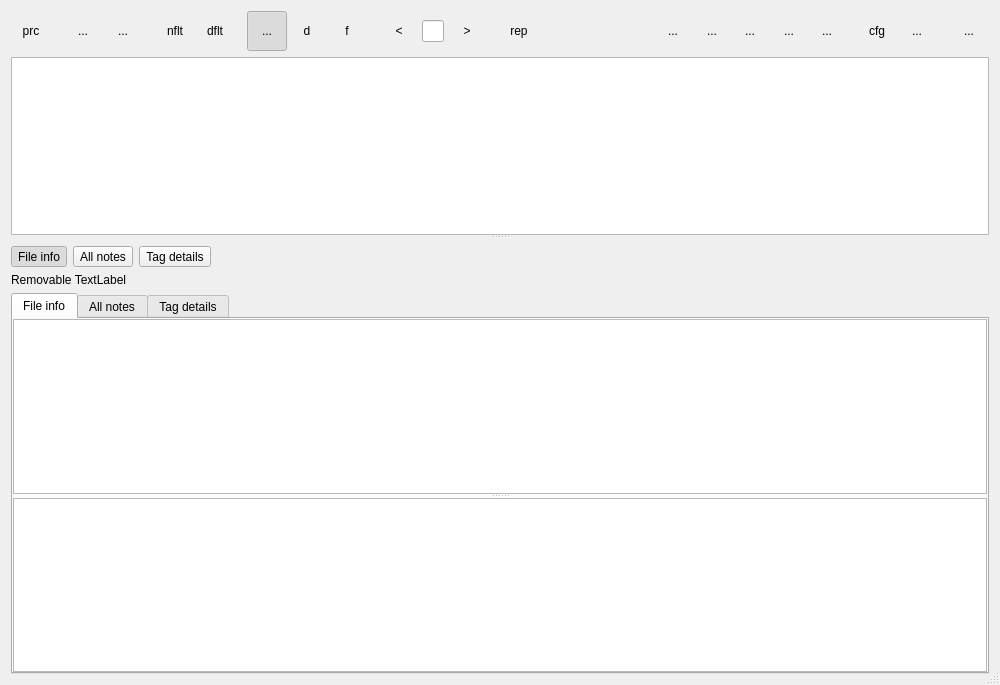
The window that mp3diags/src/MainForm.ui (frispete/mp3diags) describes before a commit, drawn with Qt 5.
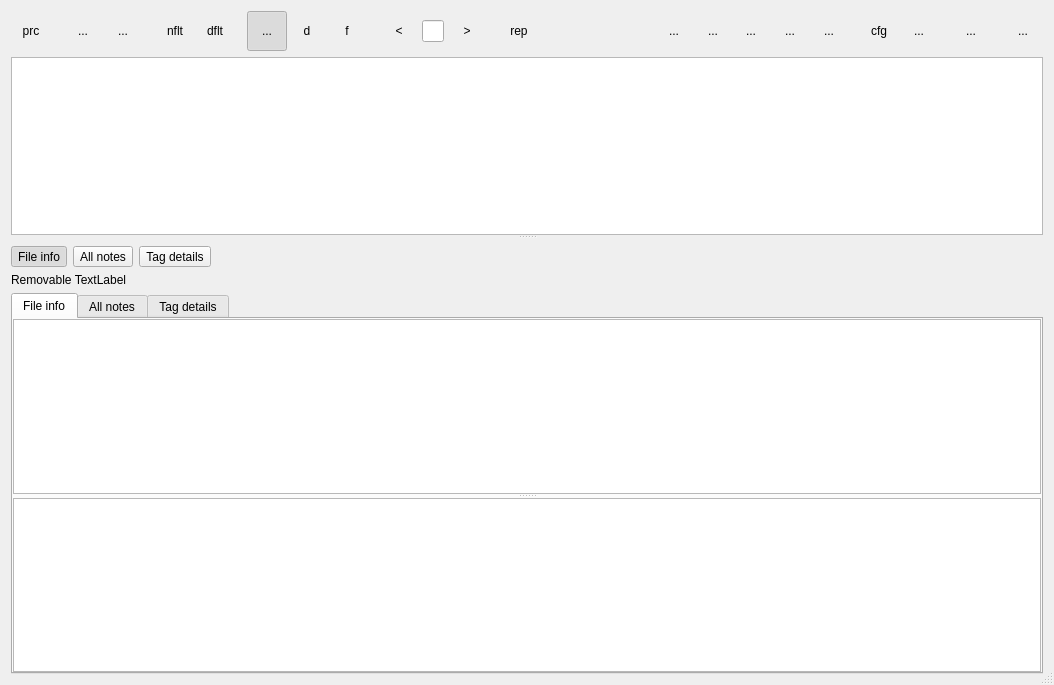
The same window after the commit. Icons and pictures are not drawn.

Commit message: Exit button in Gnome 3

```diff
--- a/mp3diags/src/MainForm.ui
+++ b/mp3diags/src/MainForm.ui
@@ -6,7 +6,7 @@
    <rect>
     <x>0</x>
     <y>0</y>
-    <width>1000</width>
+    <width>1054</width>
     <height>685</height>
    </rect>
   </property>
@@ -998,6 +998,44 @@
         </property>
        </widget>
       </item>
+      <item>
+       <widget class="QToolButton" name="m_pExitB">
+        <property name="minimumSize">
+         <size>
+          <width>40</width>
+          <height>40</height>
+         </size>
+        </property>
+        <property name="maximumSize">
+         <size>
+          <width>40</width>
+          <height>40</height>
+         </size>
+        </property>
+        <property name="focusPolicy">
+         <enum>Qt::NoFocus</enum>
+        </property>
+        <property name="toolTip">
+         <string>Exit</string>
+        </property>
+        <property name="text">
+         <string>...</string>
+        </property>
+        <property name="icon">
+         <iconset resource="Mp3Diags.qrc">
+          <normaloff>:/images/application-exit.svg</normaloff>:/images/application-exit.svg</iconset>
+        </property>
+        <property name="iconSize">
+         <size>
+          <width>36</width>
+          <height>36</height>
+         </size>
+        </property>
+        <property name="autoRaise">
+         <bool>true</bool>
+        </property>
+       </widget>
+      </item>
      </layout>
     </widget>
    </item>
```
The commit also changes 6 other files.
